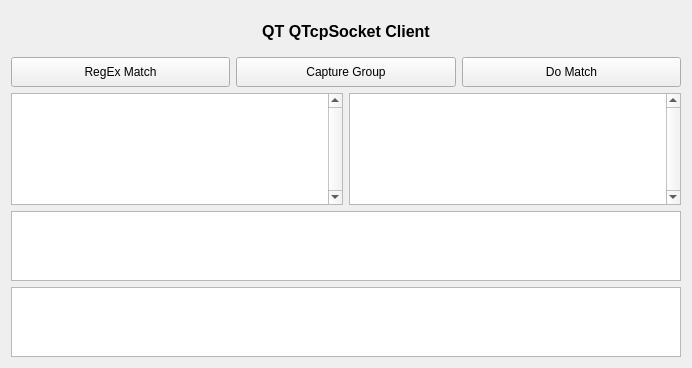
xautshuanglong/QtLearningRepository, file QtGuiApplicationTest/QtGuiApplicationTest/MiscellaneousQTcpSocket.ui: the form before one commit.
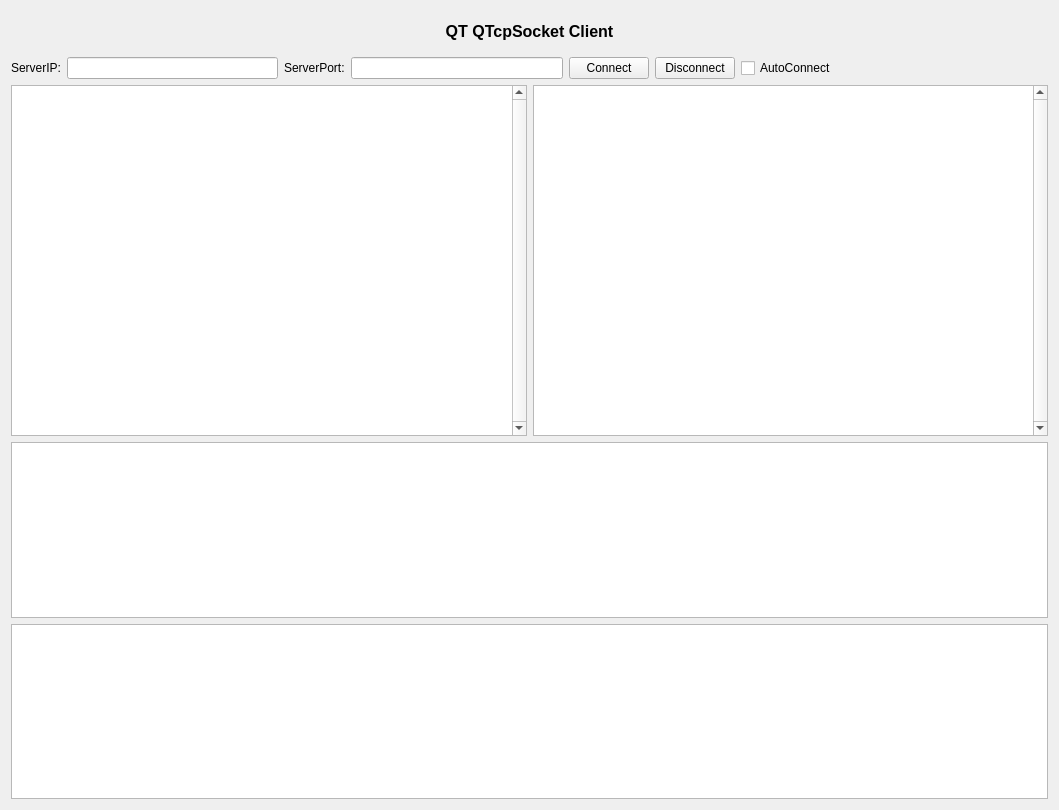
The form after the commit.

Commit message: QTcpSocket 客户端测试

```diff
--- a/QtGuiApplicationTest/QtGuiApplicationTest/MiscellaneousQTcpSocket.ui
+++ b/QtGuiApplicationTest/QtGuiApplicationTest/MiscellaneousQTcpSocket.ui
@@ -6,8 +6,8 @@
    <rect>
     <x>0</x>
     <y>0</y>
-    <width>692</width>
-    <height>368</height>
+    <width>1059</width>
+    <height>810</height>
    </rect>
   </property>
   <property name="windowTitle">
@@ -107,49 +107,70 @@
          <number>0</number>
         </property>
         <item>
-         <widget class="QPushButton" name="btnFullMatch">
+         <widget class="QLabel" name="lbServerIP">
+          <property name="text">
+           <string>ServerIP:</string>
+          </property>
+         </widget>
+        </item>
+        <item>
+         <widget class="QLineEdit" name="leServerIP"/>
+        </item>
+        <item>
+         <widget class="QLabel" name="lbServerPort">
+          <property name="text">
+           <string>ServerPort:</string>
+          </property>
+         </widget>
+        </item>
+        <item>
+         <widget class="QLineEdit" name="leServerPort"/>
+        </item>
+        <item>
+         <widget class="QPushButton" name="btnConnect">
           <property name="sizePolicy">
-           <sizepolicy hsizetype="Expanding" vsizetype="Expanding">
+           <sizepolicy hsizetype="Maximum" vsizetype="Fixed">
             <horstretch>0</horstretch>
             <verstretch>0</verstretch>
            </sizepolicy>
           </property>
-          <property name="minimumSize">
+          <property name="text">
+           <string>Connect</string>
+          </property>
+         </widget>
+        </item>
+        <item>
+         <widget class="QPushButton" name="btnDisconnect">
+          <property name="sizePolicy">
+           <sizepolicy hsizetype="Maximum" vsizetype="Fixed">
+            <horstretch>0</horstretch>
+            <verstretch>0</verstretch>
+           </sizepolicy>
+          </property>
+          <property name="text">
+           <string>Disconnect</string>
+          </property>
+         </widget>
+        </item>
+        <item>
+         <widget class="QCheckBox" name="cbAutoConnect">
+          <property name="text">
+           <string>AutoConnect</string>
+          </property>
+         </widget>
+        </item>
+        <item>
+         <spacer name="horizontalSpacer">
+          <property name="orientation">
+           <enum>Qt::Horizontal</enum>
+          </property>
+          <property name="sizeHint" stdset="0">
            <size>
-            <width>140</width>
-            <height>30</height>
+            <width>40</width>
+            <height>20</height>
            </size>
           </property>
-          <property name="text">
-           <string>RegEx Match</string>
-          </property>
-         </widget>
-        </item>
-        <item>
-         <widget class="QPushButton" name="btnCaptureGroup">
-          <property name="sizePolicy">
-           <sizepolicy hsizetype="Expanding" vsizetype="Expanding">
-            <horstretch>0</horstretch>
-            <verstretch>0</verstretch>
-           </sizepolicy>
-          </property>
-          <property name="text">
-           <string>Capture Group</string>
-          </property>
-         </widget>
-        </item>
-        <item>
-         <widget class="QPushButton" name="btnDoMatch">
-          <property name="sizePolicy">
-           <sizepolicy hsizetype="Expanding" vsizetype="Expanding">
-            <horstretch>0</horstretch>
-            <verstretch>0</verstretch>
-           </sizepolicy>
-          </property>
-          <property name="text">
-           <string>Do Match</string>
-          </property>
-         </widget>
+         </spacer>
         </item>
        </layout>
       </widget>
```
The commit also changes 2 other files.
